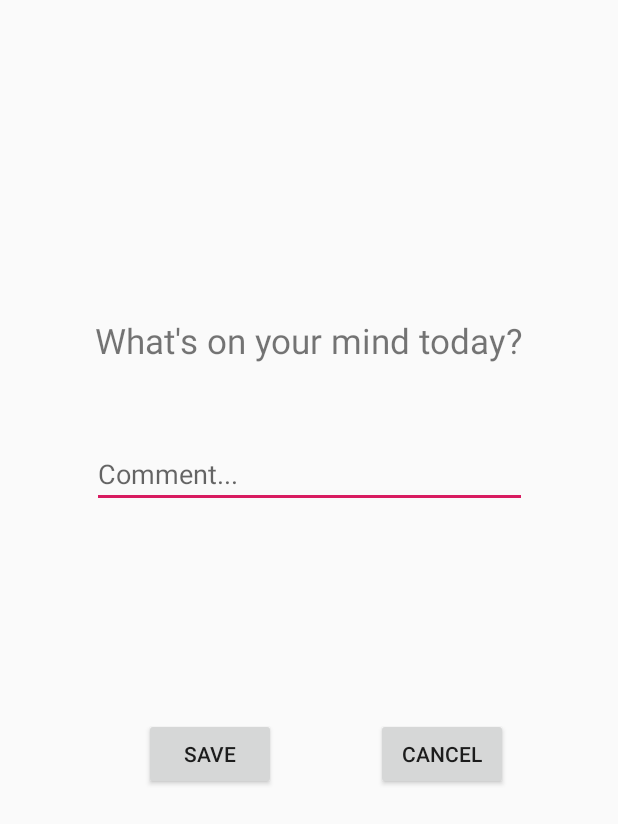
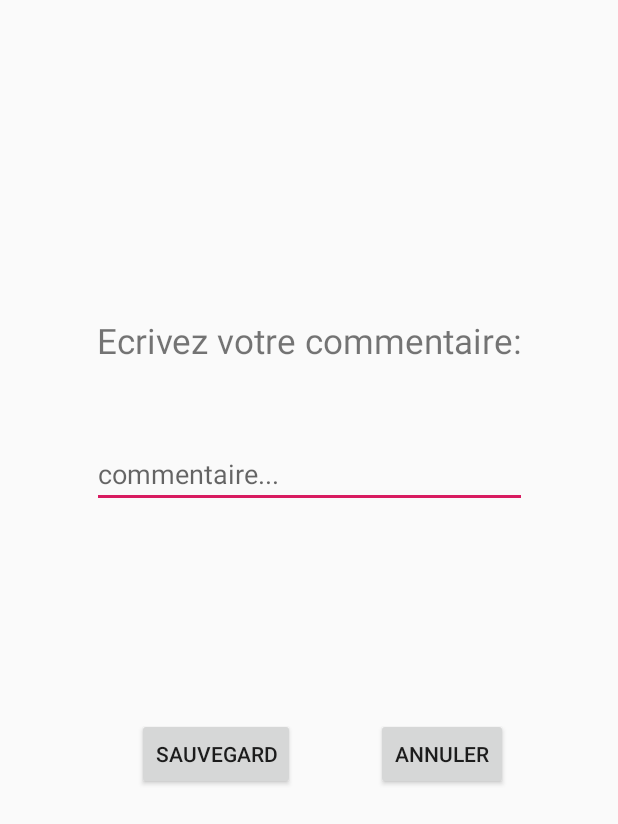
Before and after one commit to devedelie/MyMood, an Android app: the CommentDialog screen opened directly, with no data from a screen before it, on a phone screen of 412 x 824 dp. Shown: the top 824 px of the screen. Run offline under Robolectric (Android 15) with nearby library versions, the light colour scheme and no system bars.

Commit message:
- Translated visual elements to French

```diff
--- a/app/src/main/res/values/strings.xml
+++ b/app/src/main/res/values/strings.xml
@@ -21,12 +21,12 @@
     <string name="_6_days_ago">6 days ago:</string>
     <string name="fragment_layout_6_days_ago">fragment_layout_6_days_ago</string>
     <string name="days_ago_text">days ago</string>
-    <string name="send">Send</string>
-    <string name="email_body_message">Email body message...</string>
+    <string name="send">Envoyer</string>
+    <string name="email_body_message">Ecrivez votre message ici...</string>
     <string name="example_example_com">example@example.com</string>
-    <string name="share_your_mood_with_a_friend">Share your mood with a friend:</string>
-    <string name="what_s_on_your_mind_today">What\'s on your mind today?</string>
-    <string name="comment">Comment...</string>
-    <string name="save">Save</string>
-    <string name="cancel">Cancel</string>
+    <string name="share_your_mood_with_a_friend"></string>
+    <string name="what_s_on_your_mind_today">Ecrivez votre commentaire:</string>
+    <string name="comment">commentaire...</string>
+    <string name="save">Sauvegard</string>
+    <string name="cancel">Annuler</string>
 </resources>
```
